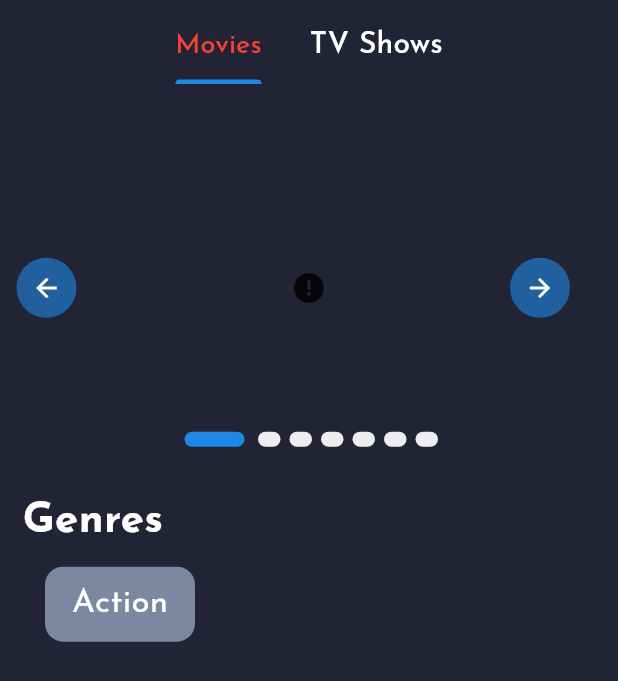
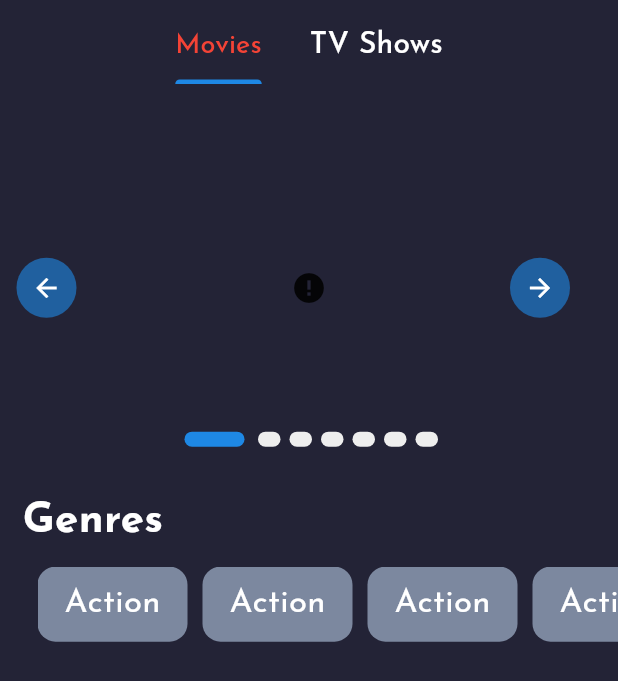
Before and after one commit to J0o72/movie_app, a Flutter app: the HomeViewBody screen opened directly, on a phone screen of 412 x 824 dp. Shown: the top 681 px of the screen. Run offline on Flutter 3.47's test engine with Material 3 defaults, Android fonts, the phone set to English and light mode, and no system bars; drawn by our look-alikes of cached_network_image, carousel_slider; our stand-ins replace blur, go_router, google_fonts; network calls fail.

Commit message:
Finishing Genres List View

```diff
--- a/lib/Features/home_feature/presentation/widgets/genre_item.dart
+++ b/lib/Features/home_feature/presentation/widgets/genre_item.dart
@@ -9,7 +9,7 @@ class GenreItem extends StatelessWidget {
     return Container(
       width: 100,
       height: 50,
-      margin: const EdgeInsets.only(left: 30),
+      margin: const EdgeInsets.only(right: 10),
       decoration: BoxDecoration(
         color: const Color(0xff7c889f),
         borderRadius: BorderRadius.circular(12),
--- /dev/null
+++ b/lib/Features/home_feature/presentation/widgets/genres_list_view.dart
@@ -0,0 +1,23 @@
+import 'package:flutter/material.dart';
+import 'package:movie_app/Features/home_feature/presentation/widgets/genre_item.dart';
+
+class GenresListView extends StatelessWidget {
+  const GenresListView({super.key});
+
+  @override
+  Widget build(BuildContext context) {
+    return SizedBox(
+      height: 50,
+      child: Padding(
+        padding: const EdgeInsets.only(left: 25),
+        child: ListView.builder(
+          scrollDirection: Axis.horizontal,
+          itemCount: 5,
+          itemBuilder: (context, index) {
+            return const GenreItem();
+          },
+        ),
+      ),
+    );
+  }
+}
--- a/lib/Features/home_feature/presentation/widgets/home_view_body.dart
+++ b/lib/Features/home_feature/presentation/widgets/home_view_body.dart
@@ -2,7 +2,7 @@ import 'package:flutter/material.dart';
 import 'package:movie_app/Features/home_feature/presentation/widgets/custom_app_bar.dart';
 import 'package:movie_app/Features/home_feature/presentation/widgets/custom_carousel_slider.dart';
 import 'package:movie_app/Features/home_feature/presentation/widgets/genre_item.dart';
-import 'package:movie_app/constants.dart';
+import 'package:movie_app/Features/home_feature/presentation/widgets/genres_list_view.dart';
 import 'package:movie_app/core/utils/styles.dart';
 
 class HomeViewBody extends StatelessWidget {
@@ -39,7 +39,10 @@ class HomeViewBody extends StatelessWidget {
                 SizedBox(
                   height: 10,
                 ),
-                GenreItem(),
+                GenresListView(),
+                SizedBox(
+                  height: 20,
+                ),
               ],
             ),
             Center(
```
